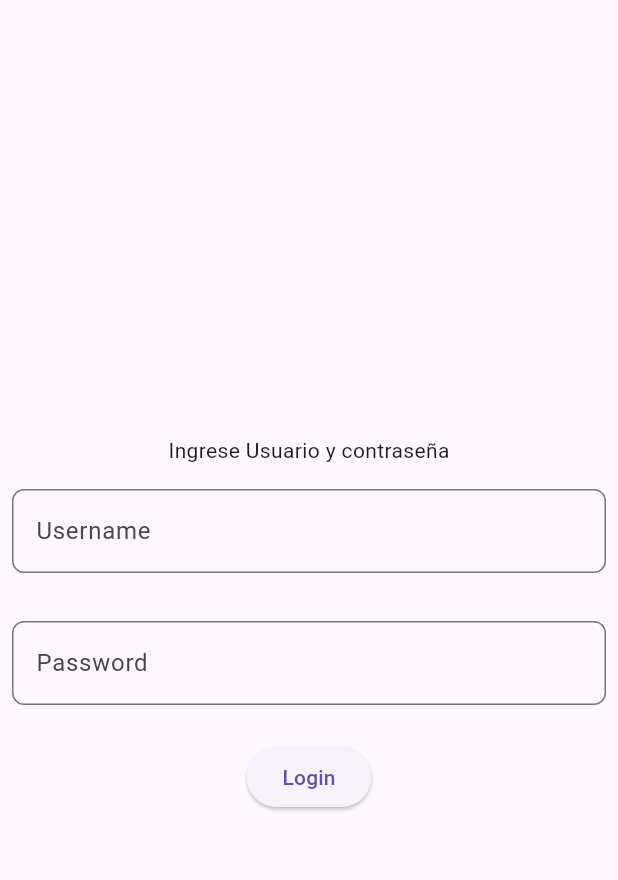
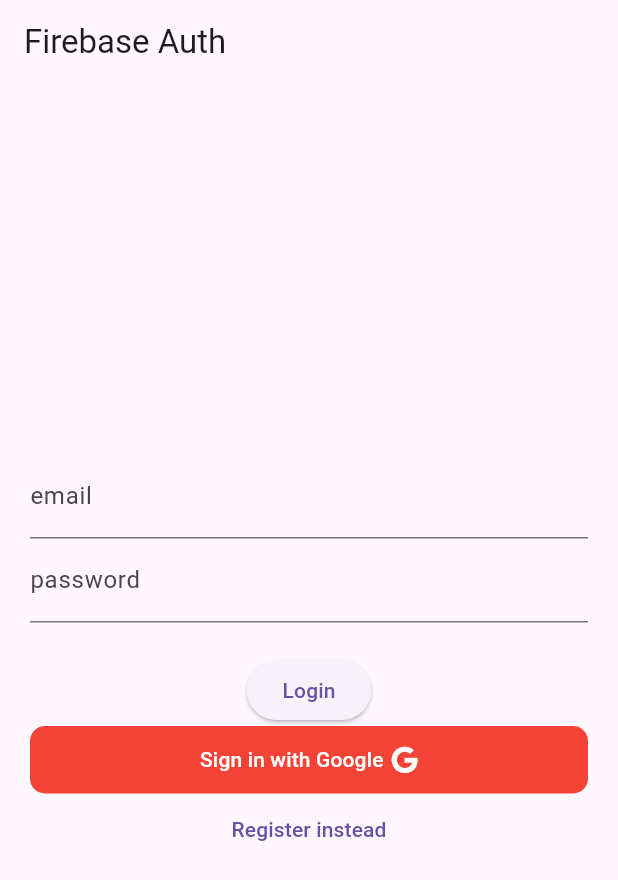
Before and after one commit to PabloCorrera/ProyectoFinalG1, a Flutter app: the screen it shows after launch, on a phone screen of 412 x 824 dp. Shown: the top 880 px of the screen. Run offline on Flutter 3.47's test engine with Material 3 defaults, Android fonts, the phone set to English and light mode, and no system bars; our stand-ins replace cloud_firestore, firebase_auth, firebase_core, font_awesome_flutter, go_router, google_sign_in; accounts and stored records are empty.

Commit message:
autenticacion mail ok, falta terminar autenticacion google

```diff
--- a/proyecto_final/lib/core/router.dart
+++ b/proyecto_final/lib/core/router.dart
@@ -1,4 +1,4 @@
-import 'package:proyecto_final/home/login_screen.dart';
+import 'package:proyecto_final/pages/login_screen.dart';
 import 'package:go_router/go_router.dart';
 
 final appRouter = GoRouter(routes: [
--- a/proyecto_final/lib/main.dart
+++ b/proyecto_final/lib/main.dart
@@ -1,18 +1,34 @@
 import 'package:flutter/material.dart';
+import 'package:proyecto_final/pages/widget_tree.dart';
 import 'package:proyecto_final/core/router.dart';
+import 'package:firebase_core/firebase_core.dart';
+import 'firebase_options.dart';
 
-void main() {
+
+Future<void> main() async {
+  WidgetsFlutterBinding.ensureInitialized();
+  await Firebase.initializeApp(
+    options: DefaultFirebaseOptions.currentPlatform,
+);
   runApp(const MainApp());
 }
 
 class MainApp extends StatelessWidget {
   const MainApp({super.key});
 
+
+
+
   @override
   Widget build(BuildContext context) {
-    return MaterialApp.router(
-      routerConfig: appRouter,
+
+    return MaterialApp(
       debugShowCheckedModeBanner: false,
+      theme: ThemeData(
+        primarySwatch: Colors.blue
+      ),
+      home: const WidgetTree(),
+
     );
   }
 }
--- /dev/null
+++ b/proyecto_final/lib/pages/login_register_page.dart
@@ -0,0 +1,148 @@
+import 'package:google_sign_in/google_sign_in.dart';
+import 'package:flutter/material.dart';
+import 'package:firebase_auth/firebase_auth.dart';
+import 'package:font_awesome_flutter/font_awesome_flutter.dart';
+import 'package:proyecto_final/auth.dart';
+
+class LoginPage extends StatefulWidget{
+
+  const LoginPage ({Key? key}) : super(key: key);
+
+
+  @override
+  State<LoginPage> createState()=> _LoginPageState();
+}
+
+class _LoginPageState extends State<LoginPage>{
+  String? errorMessage = '';
+  bool isLogin = true;
+
+  final TextEditingController _controllerEmail = TextEditingController();
+  final TextEditingController _controllerPassword = TextEditingController();
+
+  Future<void> signInWithEmailAndPassword() async {
+      try {
+        await Auth().signInWithEmailAndPassword(
+          email: _controllerEmail.text,
+           password: _controllerPassword.text
+           );
+      } on FirebaseAuthException catch (e){
+        setState(() {
+          errorMessage = e.message;
+        });
+      }
+  }
+
+ Future<void> signInWithGoogle() async{
+      try {
+        await Auth().signInWithGoogle();
+      }  catch (e){
+        setState(() {
+          errorMessage = "error $e";
+        });
+      }
+ }
+
+  Future<void> createUserWithEmailAndPassword() async {
+    try {
+      await Auth().createUserWithEmailAndPassword(
+        email: _controllerEmail.text,
+        password: _controllerPassword.text
+        );
+    } on FirebaseAuthException catch (e){
+        setState(() {
+          errorMessage = e.message;
+        });
+      }
+  }
+
+    Widget _title(){
+    return const Text('Firebase Auth');
+  }
+
+  Widget _entryField(
+    String title,
+    TextEditingController controller,
+  ){
+    return TextField(
+      controller: controller,
+      decoration: InputDecoration(
+        labelText: title,
+      ),
+    );
+  }
+
+  Widget _errorMessage (){
+    return Text(errorMessage == '' ? '' : 'Humm ? $errorMessage');
+  }
+
+  Widget _submitButton(){
+    return ElevatedButton(onPressed: isLogin ? signInWithEmailAndPassword : createUserWithEmailAndPassword,
+     child: Text(isLogin ? 'Login' : 'Register')
+     );
+  }
+
+  Widget _loginOrRegisterButton(){
+    return TextButton(onPressed: () {
+      setState(() {
+        isLogin = !isLogin;
+      });
+    },
+     child: Text (isLogin ? 'Register instead' : 'Login instead')
+     );
+  }
+  Widget _signInWithGoogle(){
+    if (isLogin){
+    return Container (
+      width: double.infinity,
+      height: 45,
+      decoration: BoxDecoration(
+        color: Colors.red,
+        borderRadius: BorderRadius.circular(10)
+      ),
+      child: TextButton(onPressed: _signInWithGoogle,
+     child: const Row(
+      mainAxisAlignment: MainAxisAlignment.center,
+      children: [
+       Text ('Sign in with Google',
+       style: TextStyle(
+        color:Colors.white ),
+        ),
+       SizedBox(width: 5,),
+       Icon(FontAwesomeIcons.google,color: Colors.white,),
+     ],)
+     ),
+     );
+    } else {
+      return Container();
+    }
+
+  }
+
+  @override
+  Widget build(BuildContext context){
+    return Scaffold(
+      appBar: AppBar(
+        title: _title(),
+        ),
+        body: Container(
+          height: double.infinity,
+          width: double.infinity,
+          padding: const EdgeInsets.all(20),
+          child: Column(
+            crossAxisAlignment: CrossAxisAlignment.center,
+            mainAxisAlignment: MainAxisAlignment.center,
+            children: <Widget>[
+              _entryField('email', _controllerEmail),
+              _entryField('password', _controllerPassword),
+              _errorMessage(),
+              _submitButton(),
+              _signInWithGoogle(),
+              _loginOrRegisterButton(),
+
+              ],
+          ),
+        ),
+    );
+  }
+}
--- /dev/null
+++ b/proyecto_final/lib/pages/widget_tree.dart
@@ -0,0 +1,27 @@
+import 'package:flutter/material.dart';
+import 'package:proyecto_final/pages/home_page.dart';
+import 'package:proyecto_final/pages/login_register_page.dart';
+import 'package:proyecto_final/auth.dart';
+
+class WidgetTree extends StatefulWidget {
+  const WidgetTree ({Key? key}) : super(key : key);
+
+  @override
+  State<WidgetTree> createState() => _WidgetTreeState();
+}
+
+class _WidgetTreeState extends State<WidgetTree> {
+  @override
+  Widget build(BuildContext context){
+    return StreamBuilder(
+      stream: Auth().authStateChanges,
+      builder: (context,snapshot) {
+        if (snapshot.hasData){
+          return HomePage();
+        } else {
+          return const LoginPage();
+        }
+      },
+    );
+  }
+}
--- a/proyecto_final/pubspec.yaml
+++ b/proyecto_final/pubspec.yaml
@@ -9,8 +9,12 @@
 dependencies:
   flutter:
     sdk: flutter
-  cloud_firestore: ^3.1.0
+  cloud_firestore: ^4.16.1
   go_router: ^13.2.4
+  firebase_core: ^2.29.0
+  firebase_auth: ^4.19.1
+  google_sign_in : ^6.1.5
+  font_awesome_flutter: ^10.6.0
 
 dev_dependencies:
   flutter_lints: ^3.0.0
```
Also changed, not shown: proyecto_final/lib/auth.dart (added, +54 -0 lines), proyecto_final/lib/pages/home_page.dart (added, +51 -0 lines), proyecto_final/firebase.json (added), proyecto_final/lib/firebase_options.dart (added), proyecto_final/lib/pages/login_screen.dart (renamed from proyecto_final/lib/home/login_screen.dart), proyecto_final/pubspec.lock, 6 other files.
